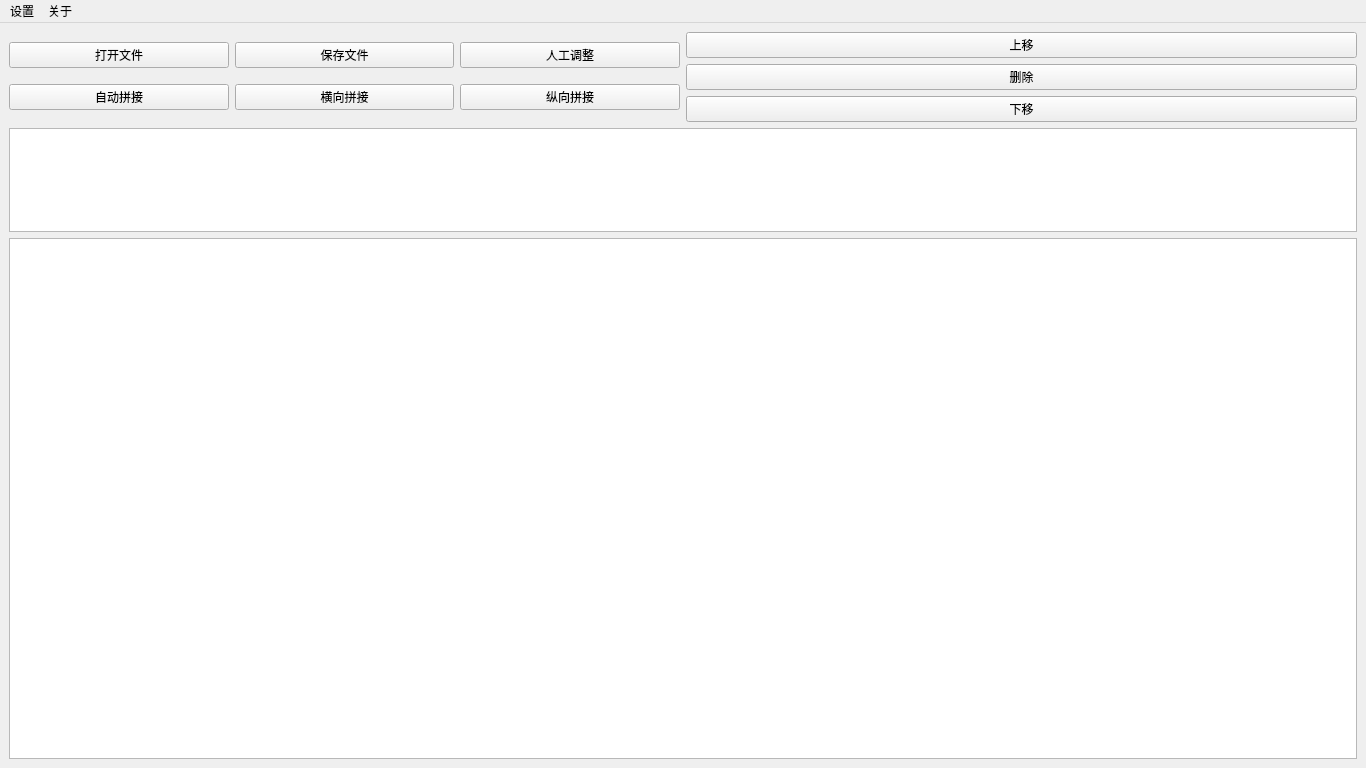
Qt form mainwindow.ui (JKWTCN/ImageSplicing) before a commit.
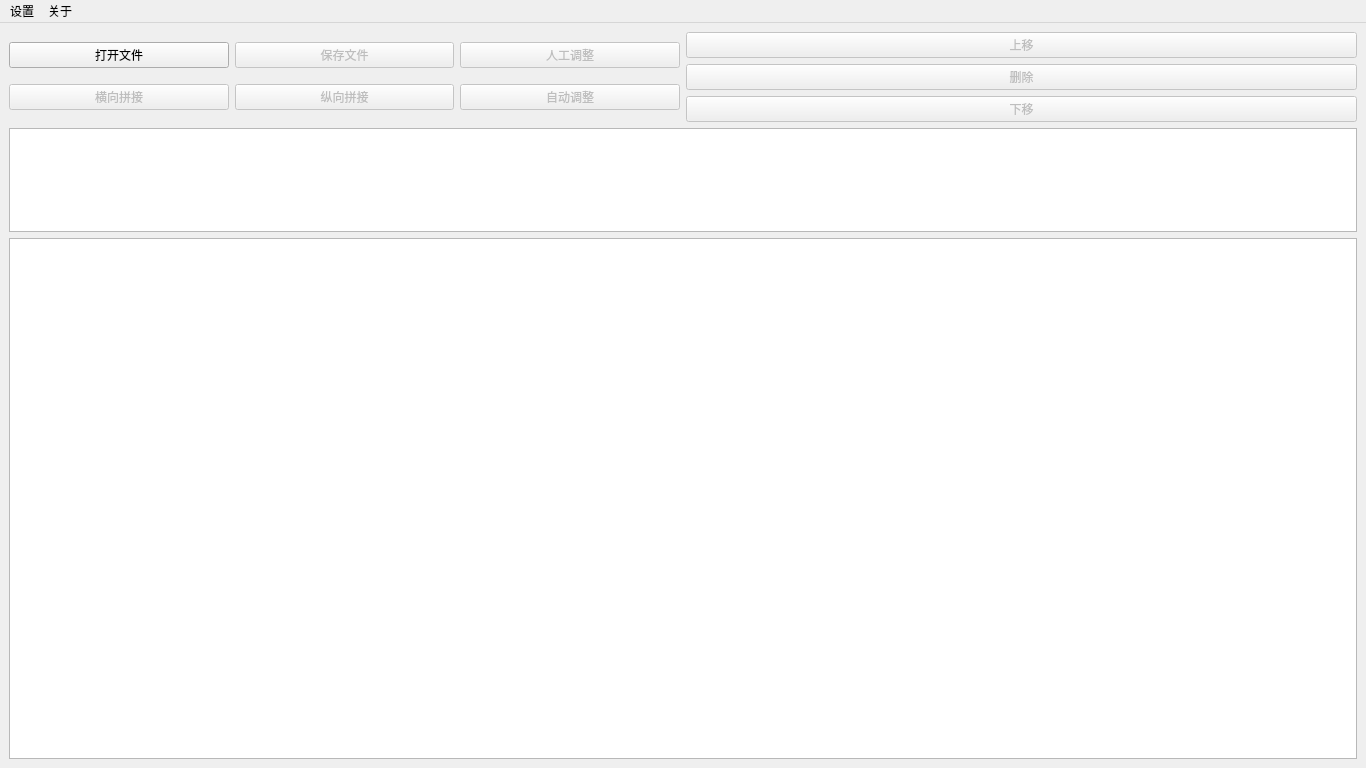
The same form after that commit.

```diff
--- a/mainwindow.ui
+++ b/mainwindow.ui
@@ -29,14 +29,20 @@
            </widget>
           </item>
           <item>
-           <widget class="QPushButton" name="pushButton_8">
+           <widget class="QPushButton" name="pushButton_save">
+            <property name="enabled">
+             <bool>false</bool>
+            </property>
             <property name="text">
              <string>保存文件</string>
             </property>
            </widget>
           </item>
           <item>
-           <widget class="QPushButton" name="pushButton_4">
+           <widget class="QPushButton" name="pushButton_manual">
+            <property name="enabled">
+             <bool>false</bool>
+            </property>
             <property name="text">
              <string>人工调整</string>
             </property>
@@ -46,15 +52,11 @@
         </item>
         <item>
          <layout class="QHBoxLayout" name="horizontalLayout_4">
-          <item>
-           <widget class="QPushButton" name="pushButton_autoSplicing">
-            <property name="text">
-             <string>自动拼接</string>
-            </property>
-           </widget>
-          </item>
           <item>
            <widget class="QPushButton" name="pushButton_horizontalSplicing">
+            <property name="enabled">
+             <bool>false</bool>
+            </property>
             <property name="text">
              <string>横向拼接</string>
             </property>
@@ -62,11 +64,24 @@
           </item>
           <item>
            <widget class="QPushButton" name="pushButton_verticalSplicing">
+            <property name="enabled">
+             <bool>false</bool>
+            </property>
             <property name="text">
              <string>纵向拼接</string>
             </property>
            </widget>
           </item>
+          <item>
+           <widget class="QPushButton" name="pushButton_auto">
+            <property name="enabled">
+             <bool>false</bool>
+            </property>
+            <property name="text">
+             <string>自动调整</string>
+            </property>
+           </widget>
+          </item>
          </layout>
         </item>
        </layout>
@@ -75,6 +90,9 @@
        <layout class="QVBoxLayout" name="verticalLayout_2">
         <item>
          <widget class="QPushButton" name="pushButton_5">
+          <property name="enabled">
+           <bool>false</bool>
+          </property>
           <property name="text">
            <string>上移</string>
           </property>
@@ -82,6 +100,9 @@
         </item>
         <item>
          <widget class="QPushButton" name="pushButton_7">
+          <property name="enabled">
+           <bool>false</bool>
+          </property>
           <property name="text">
            <string>删除</string>
           </property>
@@ -89,6 +110,9 @@
         </item>
         <item>
          <widget class="QPushButton" name="pushButton_6">
+          <property name="enabled">
+           <bool>false</bool>
+          </property>
           <property name="text">
            <string>下移</string>
           </property>
```
Left out of the diff: 56 changed lines with no effect on the pictures.
